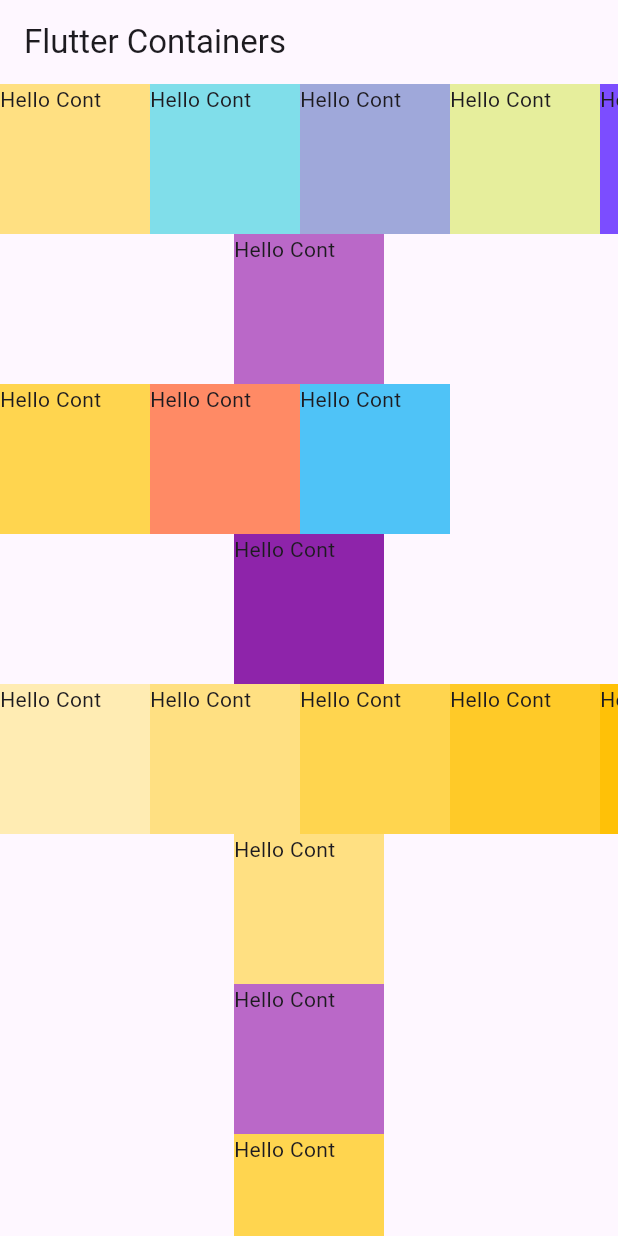
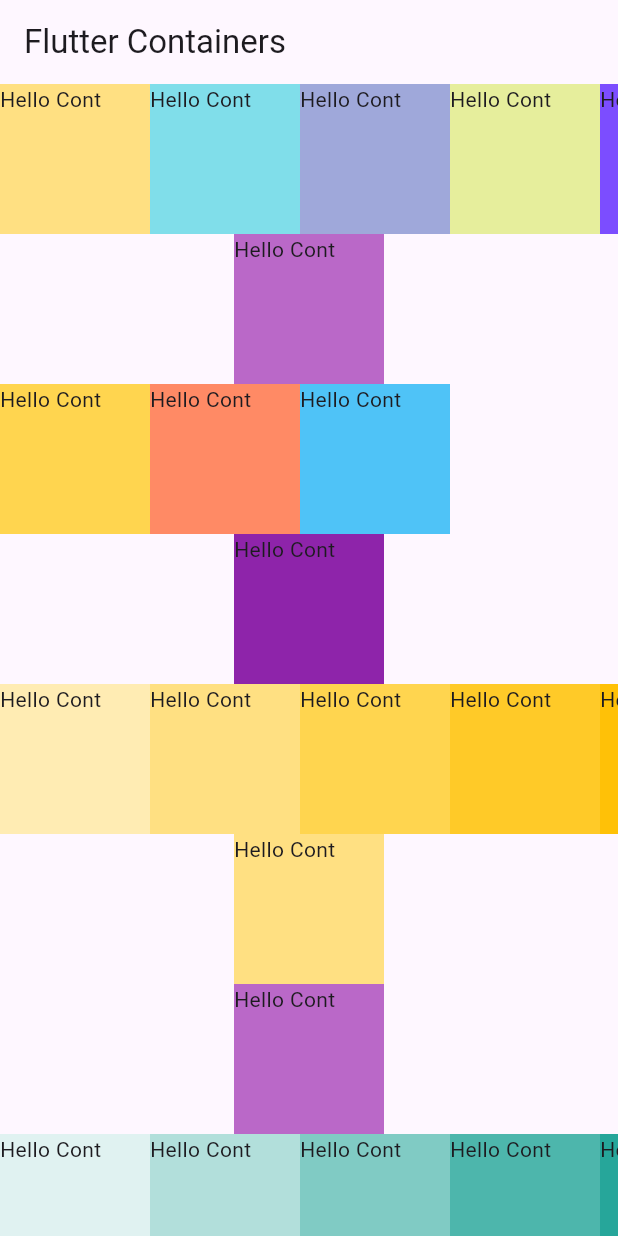
Before and after one commit to meetshaheer/flutter-rows-and-columns, a Flutter app: the screen it shows after launch, on a phone screen of 412 x 824 dp. Run offline on Flutter 3.47's test engine with Material 3 defaults, Android fonts, the phone set to English and light mode, and no system bars.

Commit message:
updating with a row of containers having all shades of teal color.

```diff
--- a/rows_and_columns/lib/rows_and_columns.dart
+++ b/rows_and_columns/lib/rows_and_columns.dart
@@ -159,11 +159,60 @@ class rows_and_columns extends StatelessWidget {
                 color: Colors.purple[300],
                 child: Text("Hello Cont"),
               ),
-              Container(
-                height: 100,
-                width: 100,
-                color: Colors.amber[300],
-                child: Text("Hello Cont"),
+              SingleChildScrollView(
+                scrollDirection: Axis.horizontal,
+                child: Row(
+                  children: [
+                    Container(
+                      height: 100,
+                      width: 100,
+                      color: Colors.teal[50],
+                      child: Text("Hello Cont"),
+                    ),
+                    Container(
+                      height: 100,
+                      width: 100,
+                      color: Colors.teal[100],
+                      child: Text("Hello Cont"),
+                    ),
+                    Container(
+                      height: 100,
+                      width: 100,
+                      color: Colors.teal[200],
+                      child: Text("Hello Cont"),
+                    ),
+                    Container(
+                      height: 100,
+                      width: 100,
+                      color: Colors.teal[300],
+                      child: Text("Hello Cont"),
+                    ),
+                    Container(
+                      height: 100,
+                      width: 100,
+                      color: Colors.teal[400],
+                      child: Text("Hello Cont"),
+                    ),
+                    Container(
+                      height: 100,
+                      width: 100,
+                      color: Colors.teal[500],
+                      child: Text("Hello Cont"),
+                    ),
+                    Container(
+                      height: 100,
+                      width: 100,
+                      color: Colors.teal[600],
+                      child: Text("Hello Cont"),
+                    ),
+                    Container(
+                      height: 100,
+                      width: 100,
+                      color: Colors.teal[700],
+                      child: Text("Hello Cont"),
+                    ),
+                  ],
+                ),
               ),
               SingleChildScrollView(
                 scrollDirection: Axis.horizontal,
```
